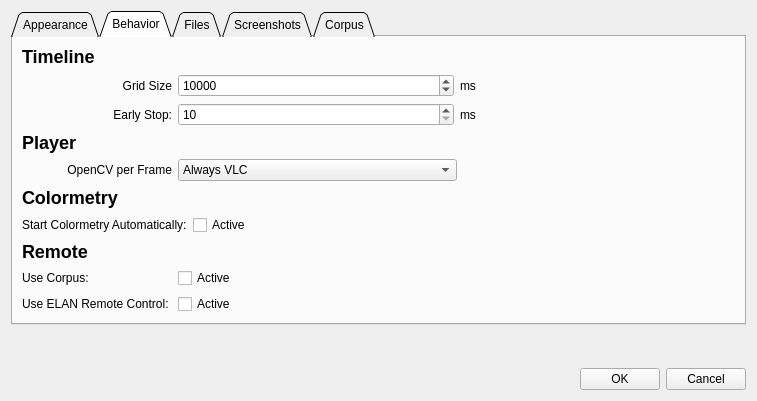
The window that qt_ui/DialogPreferences.ui (FilmColors/VIAN) describes before a commit, drawn with Qt 5.
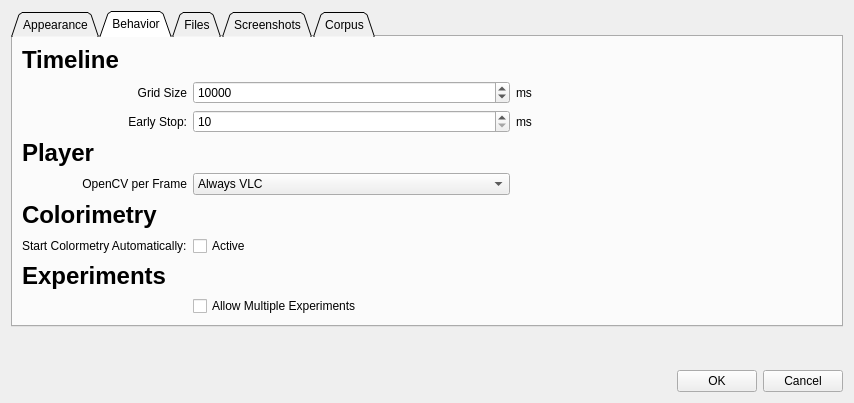
The same window after the commit. The open tabs and pages were chosen to show the change.

Commit message: Multi Experiment Option in Settings

The edit to the form file:
```diff
--- a/qt_ui/DialogPreferences.ui
+++ b/qt_ui/DialogPreferences.ui
@@ -6,8 +6,8 @@
    <rect>
     <x>0</x>
     <y>0</y>
-    <width>757</width>
-    <height>401</height>
+    <width>854</width>
+    <height>403</height>
    </rect>
   </property>
   <property name="windowTitle">
@@ -119,92 +119,8 @@
        <item>
         <layout class="QVBoxLayout" name="verticalLayout_6">
          <item>
-          <widget class="QLabel" name="label_12">
-           <property name="text">
-            <string>&lt;html&gt;&lt;head/&gt;&lt;body&gt;&lt;p&gt;&lt;span style=&quot; font-size:x-large; font-weight:600;&quot;&gt;Timeline&lt;/span&gt;&lt;/p&gt;&lt;/body&gt;&lt;/html&gt;</string>
-           </property>
-          </widget>
-         </item>
-         <item>
-          <layout class="QHBoxLayout" name="horizontalLayout_3">
-           <item>
-            <widget class="QLabel" name="label_10">
-             <property name="minimumSize">
-              <size>
-               <width>150</width>
-               <height>0</height>
-              </size>
-             </property>
-             <property name="text">
-              <string>Grid Size</string>
-             </property>
-             <property name="alignment">
-              <set>Qt::AlignRight|Qt::AlignTrailing|Qt::AlignVCenter</set>
-             </property>
-            </widget>
-           </item>
-           <item>
-            <widget class="QSpinBox" name="spinBox_GridSize">
-             <property name="sizePolicy">
-              <sizepolicy hsizetype="Expanding" vsizetype="Fixed">
-               <horstretch>0</horstretch>
-               <verstretch>0</verstretch>
-              </sizepolicy>
-             </property>
-             <property name="minimum">
-              <number>1</number>
-             </property>
-             <property name="maximum">
-              <number>100000</number>
-             </property>
-             <property name="singleStep">
-              <number>10</number>
-             </property>
-             <property name="value">
-              <number>10000</number>
-             </property>
-            </widget>
-           </item>
-           <item>
-            <widget class="QLabel" name="label_11">
-             <property name="sizePolicy">
-              <sizepolicy hsizetype="Expanding" vsizetype="Preferred">
-               <horstretch>0</horstretch>
-               <verstretch>0</verstretch>
-              </sizepolicy>
-             </property>
-             <property name="text">
-              <string>ms</string>
-             </property>
-            </widget>
-           </item>
-          </layout>
-         </item>
-         <item>
-          <layout class="QHBoxLayout" name="horizontalLayout_19">
-           <item>
-            <widget class="QLabel" name="label_30">
-             <property name="minimumSize">
-              <size>
-               <width>150</width>
-               <height>0</height>
-              </size>
-             </property>
-             <property name="maximumSize">
-              <size>
-               <width>150</width>
-               <height>16777215</height>
-              </size>
-             </property>
-             <property name="text">
-              <string>Early Stop:</string>
-             </property>
-             <property name="alignment">
-              <set>Qt::AlignRight|Qt::AlignTrailing|Qt::AlignVCenter</set>
-             </property>
-            </widget>
-           </item>
-           <item>
+          <layout class="QGridLayout" name="gridLayout">
+           <item row="3" column="1">
             <widget class="QSpinBox" name="spinBox_EarlyStop">
              <property name="minimum">
               <number>10</number>
@@ -217,25 +133,21 @@
              </property>
             </widget>
            </item>
-           <item>
-            <widget class="QLabel" name="label_31">
+           <item row="4" column="0">
+            <widget class="QLabel" name="label_20">
              <property name="text">
-              <string>ms</string>
+              <string>&lt;html&gt;&lt;head/&gt;&lt;body&gt;&lt;p&gt;&lt;span style=&quot; font-size:18pt; font-weight:600;&quot;&gt;Player&lt;/span&gt;&lt;/p&gt;&lt;/body&gt;&lt;/html&gt;</string>
              </property>
             </widget>
            </item>
-          </layout>
-         </item>
-         <item>
-          <widget class="QLabel" name="label_20">
-           <property name="text">
-            <string>&lt;html&gt;&lt;head/&gt;&lt;body&gt;&lt;p&gt;&lt;span style=&quot; font-size:x-large; font-weight:600;&quot;&gt;Player&lt;/span&gt;&lt;/p&gt;&lt;/body&gt;&lt;/html&gt;</string>
-           </property>
-          </widget>
-         </item>
-         <item>
-          <layout class="QHBoxLayout" name="horizontalLayout_7">
-           <item>
+           <item row="7" column="1">
+            <widget class="QCheckBox" name="checkBox_AutoColormetry">
+             <property name="text">
+              <string>Active</string>
+             </property>
+            </widget>
+           </item>
+           <item row="5" column="0">
             <widget class="QLabel" name="label_21">
              <property name="minimumSize">
               <size>
@@ -251,7 +163,14 @@
              </property>
             </widget>
            </item>
-           <item>
+           <item row="3" column="2">
+            <widget class="QLabel" name="label_31">
+             <property name="text">
+              <string>ms</string>
+             </property>
+            </widget>
+           </item>
+           <item row="5" column="1">
             <widget class="QComboBox" name="comboBox_Source">
              <property name="sizePolicy">
               <sizepolicy hsizetype="Expanding" vsizetype="Fixed">
@@ -276,31 +195,7 @@
              </item>
             </widget>
            </item>
-           <item>
-            <spacer name="horizontalSpacer_2">
-             <property name="orientation">
-              <enum>Qt::Horizontal</enum>
-             </property>
-             <property name="sizeHint" stdset="0">
-              <size>
-               <width>40</width>
-               <height>20</height>
-              </size>
-             </property>
-            </spacer>
-           </item>
-          </layout>
-         </item>
-         <item>
-          <widget class="QLabel" name="label_28">
-           <property name="text">
-            <string>&lt;html&gt;&lt;head/&gt;&lt;body&gt;&lt;p&gt;&lt;span style=&quot; font-size:x-large; font-weight:600;&quot;&gt;Colormetry&lt;/span&gt;&lt;/p&gt;&lt;/body&gt;&lt;/html&gt;</string>
-           </property>
-          </widget>
-         </item>
-         <item>
-          <layout class="QHBoxLayout" name="horizontalLayout_18">
-           <item>
+           <item row="7" column="0">
             <widget class="QLabel" name="label_29">
              <property name="sizePolicy">
               <sizepolicy hsizetype="Maximum" vsizetype="Preferred">
@@ -319,56 +214,38 @@
              </property>
             </widget>
            </item>
-           <item>
-            <widget class="QCheckBox" name="checkBox_AutoColormetry">
+           <item row="8" column="0">
+            <widget class="QLabel" name="label_25">
              <property name="text">
-              <string>Active</string>
+              <string>&lt;html&gt;&lt;head/&gt;&lt;body&gt;&lt;p&gt;&lt;span style=&quot; font-size:18pt; font-weight:600;&quot;&gt;Experiments&lt;/span&gt;&lt;/p&gt;&lt;/body&gt;&lt;/html&gt;</string>
              </property>
             </widget>
            </item>
-          </layout>
-         </item>
-         <item>
-          <widget class="QLabel" name="label_25">
-           <property name="text">
-            <string>&lt;html&gt;&lt;head/&gt;&lt;body&gt;&lt;p&gt;&lt;span style=&quot; font-size:x-large; font-weight:600;&quot;&gt;Remote&lt;/span&gt;&lt;/p&gt;&lt;/body&gt;&lt;/html&gt;</string>
-           </property>
-          </widget>
-         </item>
-         <item>
-          <layout class="QHBoxLayout" name="horizontalLayout_16">
-           <item>
-            <widget class="QLabel" name="label_26">
-             <property name="minimumSize">
-              <size>
-               <width>150</width>
-               <height>0</height>
-              </size>
-             </property>
-             <property name="text">
-              <string>Use Corpus:</string>
-             </property>
-            </widget>
-           </item>
-           <item>
-            <widget class="QCheckBox" name="checkBox_UseCorpus">
+           <item row="2" column="2">
+            <widget class="QLabel" name="label_11">
              <property name="sizePolicy">
-              <sizepolicy hsizetype="Expanding" vsizetype="Fixed">
+              <sizepolicy hsizetype="Expanding" vsizetype="Preferred">
                <horstretch>0</horstretch>
                <verstretch>0</verstretch>
               </sizepolicy>
              </property>
              <property name="text">
-              <string>Active</string>
+              <string>ms</string>
              </property>
             </widget>
            </item>
-          </layout>
-         </item>
-         <item>
-          <layout class="QHBoxLayout" name="horizontalLayout_17">
-           <item>
-            <widget class="QLabel" name="label_27">
+           <item row="3" column="0">
+            <widget class="QLabel" name="label_30">
+             <property name="text">
+              <string>Early Stop:</string>
+             </property>
+             <property name="alignment">
+              <set>Qt::AlignRight|Qt::AlignTrailing|Qt::AlignVCenter</set>
+             </property>
+            </widget>
+           </item>
+           <item row="2" column="0">
+            <widget class="QLabel" name="label_10">
              <property name="minimumSize">
               <size>
                <width>150</width>
@@ -376,20 +253,53 @@
               </size>
              </property>
              <property name="text">
-              <string>Use ELAN Remote Control:</string>
+              <string>Grid Size</string>
              </property>
+             <property name="alignment">
+              <set>Qt::AlignRight|Qt::AlignTrailing|Qt::AlignVCenter</set>
+             </property>
             </widget>
            </item>
-           <item>
-            <widget class="QCheckBox" name="checkBox_UseELANRemote">
+           <item row="2" column="1">
+            <widget class="QSpinBox" name="spinBox_GridSize">
              <property name="sizePolicy">
               <sizepolicy hsizetype="Expanding" vsizetype="Fixed">
                <horstretch>0</horstretch>
                <verstretch>0</verstretch>
               </sizepolicy>
              </property>
+             <property name="minimum">
+              <number>1</number>
+             </property>
+             <property name="maximum">
+              <number>100000</number>
+             </property>
+             <property name="singleStep">
+              <number>10</number>
+             </property>
+             <property name="value">
+              <number>10000</number>
+             </property>
+            </widget>
+           </item>
+           <item row="6" column="0">
+            <widget class="QLabel" name="label_28">
              <property name="text">
-              <string>Active</string>
+              <string>&lt;html&gt;&lt;head/&gt;&lt;body&gt;&lt;p&gt;&lt;span style=&quot; font-size:18pt; font-weight:600;&quot;&gt;Colorimetry&lt;/span&gt;&lt;/p&gt;&lt;/body&gt;&lt;/html&gt;</string>
+             </property>
+            </widget>
+           </item>
+           <item row="1" column="0">
+            <widget class="QLabel" name="label_12">
+             <property name="text">
+              <string>&lt;html&gt;&lt;head/&gt;&lt;body&gt;&lt;p&gt;&lt;span style=&quot; font-size:18pt; font-weight:600;&quot;&gt;Timeline&lt;/span&gt;&lt;/p&gt;&lt;/body&gt;&lt;/html&gt;</string>
+             </property>
+            </widget>
+           </item>
+           <item row="9" column="1">
+            <widget class="QCheckBox" name="checkBoxMultiExperiments">
+             <property name="text">
+              <string>Allow Multiple Experiments</string>
              </property>
             </widget>
            </item>
@@ -856,9 +766,6 @@
      <property name="orientation">
       <enum>Qt::Vertical</enum>
      </property>
-     <property name="sizeType">
-      <enum>QSizePolicy::Expanding</enum>
-     </property>
      <property name="sizeHint" stdset="0">
       <size>
        <width>20</width>
```
The commit also changes 7 other files.
